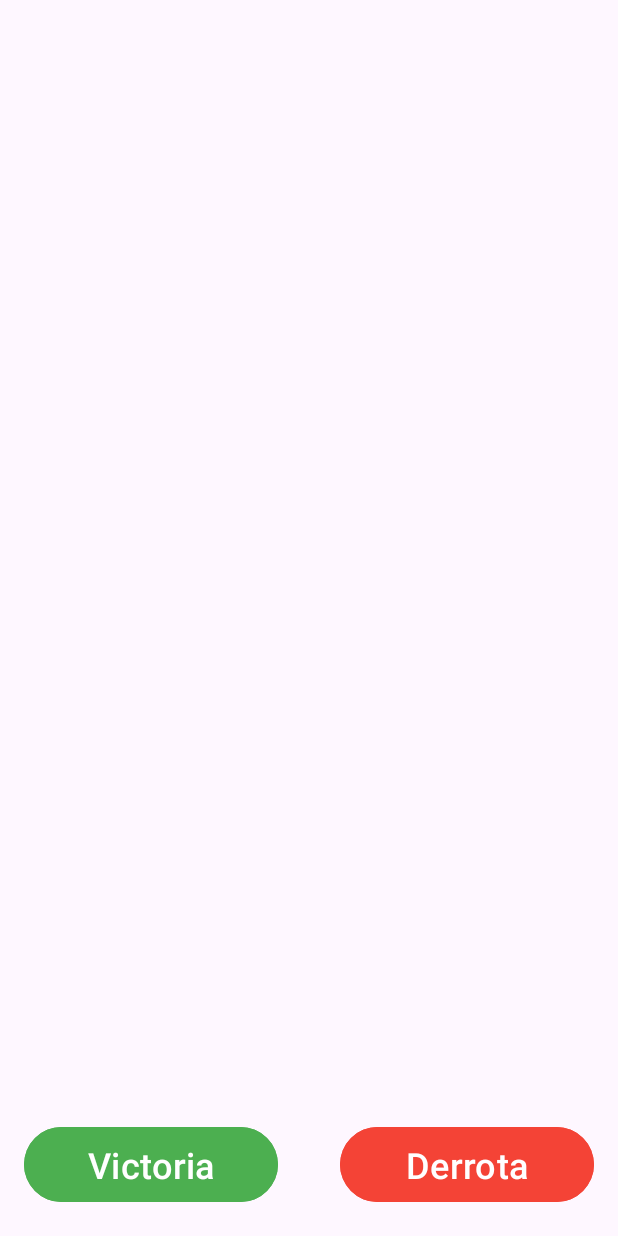
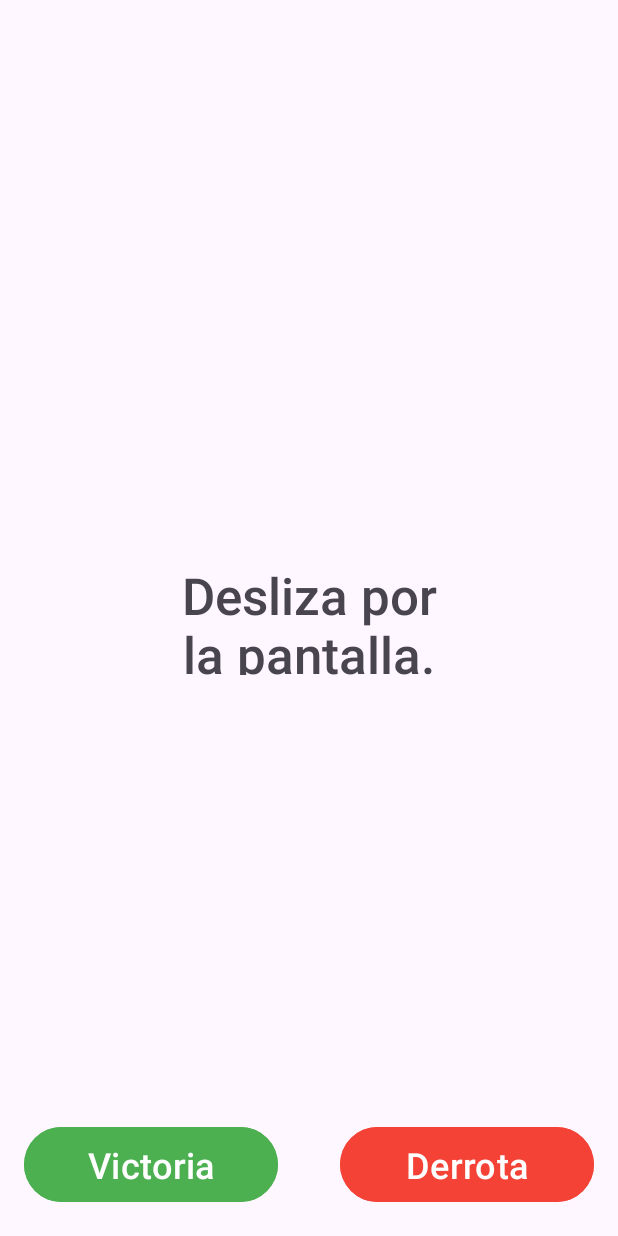
Before and after one commit to Dyciel/BopBop, an Android app: the GameScreen screen opened directly, with no data from a screen before it, on a phone screen of 412 x 824 dp. Run offline under Robolectric (Android 15) with nearby library versions, the phone set to English and light mode, and no system bars.

Commit message:
Implementación de acelerómetro y random, generación de instrucciones cada 3 segundos

```diff
--- a/app/src/main/java/cl/dycier/bopbop/GameScreen.kt
+++ b/app/src/main/java/cl/dycier/bopbop/GameScreen.kt
@@ -1,24 +1,46 @@
 package cl.dycier.bopbop
 
-import android.content.Intent
+import android.content.Context
+import android.content.pm.ActivityInfo
+import android.hardware.Sensor
+import android.hardware.SensorEvent
+import android.hardware.SensorEventListener
+import android.hardware.SensorManager
 import android.media.MediaPlayer
 import android.media.PlaybackParams
 import androidx.appcompat.app.AppCompatActivity
 import android.os.Bundle
+import android.os.Handler
+import android.os.Looper
 import android.view.GestureDetector
 import android.view.GestureDetector.SimpleOnGestureListener
 import android.view.MotionEvent
 import android.widget.Button
+import android.widget.TextView
 import android.widget.Toast
+import kotlin.random.Random
 
-class GameScreen : AppCompatActivity() {
+class GameScreen : AppCompatActivity(), SensorEventListener {
 
     private lateinit var mediaVictory: MediaPlayer
     private lateinit var mediaLose: MediaPlayer
     private var playbackParams: PlaybackParams? = null
     private var playbackParams2: PlaybackParams? = null
 
+    private var sensorManager: SensorManager? = null
+    private var accelerometro: Sensor? = null
+
+    private lateinit var textInstrucion: TextView
+    private val handler = Handler(Looper.getMainLooper())
+
     private lateinit var gestureManager: GestureDetector
+
+    val randomValues = List(10) { Random.nextInt(0, 3) }
+    private val instructions = listOf(
+        "Desliza por la pantalla.",
+        "Agita el dispositivo.",
+        "Realiza dos toques."
+    )
 
     override fun onCreate(savedInstanceState: Bundle?) {
         super.onCreate(savedInstanceState)
@@ -31,6 +53,15 @@ class GameScreen : AppCompatActivity() {
         playbackParams2 = mediaLose.playbackParams
 
         gestureManager = GestureDetector(this, GestoEscucha())
+
+        sensorManager = getSystemService(Context.SENSOR_SERVICE) as SensorManager
+        accelerometro = sensorManager?.getDefaultSensor(Sensor.TYPE_ACCELEROMETER)
+
+        textInstrucion = findViewById(R.id.instruccion)
+        showRandomInstruction()
+
+
+        requestedOrientation = ActivityInfo.SCREEN_ORIENTATION_PORTRAIT
 
 
         val buttonVictory = findViewById<Button>(R.id.victoryButton)
@@ -51,6 +82,17 @@ class GameScreen : AppCompatActivity() {
         return super.onTouchEvent(event)
     }
 
+    override fun onResume() {
+        super.onResume()
+        sensorManager?.registerListener(this, accelerometro, SensorManager.SENSOR_DELAY_NORMAL)
+    }
+
+    override fun onPause() {
+        super.onPause()
+        sensorManager?.unregisterListener(this)
+    }
+
+
     inner class GestoEscucha : SimpleOnGestureListener() {
         override fun onFling(
             e1: MotionEvent,
@@ -59,6 +101,7 @@ class GameScreen : AppCompatActivity() {
             velocityY: Float
         ): Boolean {
             showToast("Deslizado Exitoso")
+            //textInstrucion.text = "SE DESLIZO"
             return true
         }
 
@@ -74,4 +117,44 @@ class GameScreen : AppCompatActivity() {
     private fun showToast2(mensajeDC : String){
         Toast.makeText(this, mensajeDC, Toast.LENGTH_SHORT).show()
     }
+
+    override fun onSensorChanged(event: SensorEvent) {
+        if (event.sensor.type == Sensor.TYPE_ACCELEROMETER) {
+            val x = event.values[0]
+            val y = event.values[1]
+            val z = event.values[2]
+            val acceleration = Math.sqrt(x * x + y * y + z * z.toDouble()).toFloat()
+
+            // You can adjust the acceleration threshold based on your needs
+            val threshold = 10.0f
+
+            if(acceleration > threshold)
+            {
+                if(textInstrucion.text == "Agita el dispositivo.")
+                {
+                    //textInstrucion.text = "Wena mi rey"
+                }else if(textInstrucion.text != "Wena mi rey")
+                {
+                    textInstrucion.text = "El loco bruto"
+                    scheduleRandomInstruction()
+                }
+                showToast("Agitado")
+            }
+        }
+    }
+
+    override fun onAccuracyChanged(p0: Sensor?, p1: Int) {
+    }
+
+    private fun showRandomInstruction() {
+        val randomIndex = (0 until instructions.size).random() // Seleccionar índice aleatorio
+        val randomInstruction = instructions[randomIndex] // Obtener la instrucción aleatoria
+        textInstrucion.text = randomInstruction // Mostrar la instrucción en el TextView
+    }
+
+    private fun scheduleRandomInstruction() {
+        handler.postDelayed({
+            showRandomInstruction() // Realizar la función después de 3 segundos
+        }, 3000) // Retraso de 3 segundos (3000 milisegundos)
+    }
 }
--- a/app/src/main/res/layout/activity_game_screen.xml
+++ b/app/src/main/res/layout/activity_game_screen.xml
@@ -33,4 +33,17 @@
         app:layout_constraintStart_toStartOf="parent"
         app:layout_constraintTop_toTopOf="parent"
         app:layout_constraintVertical_bias="0.976" />
+
+    <TextView
+        android:id="@+id/instruccion"
+        android:layout_width="173dp"
+        android:layout_height="76dp"
+        android:fontFamily="sans-serif-medium"
+        android:text="TextView"
+        android:textAlignment="center"
+        android:textSize="34sp"
+        app:layout_constraintBottom_toBottomOf="parent"
+        app:layout_constraintEnd_toEndOf="parent"
+        app:layout_constraintStart_toStartOf="parent"
+        app:layout_constraintTop_toTopOf="parent" />
 </androidx.constraintlayout.widget.ConstraintLayout>
```
